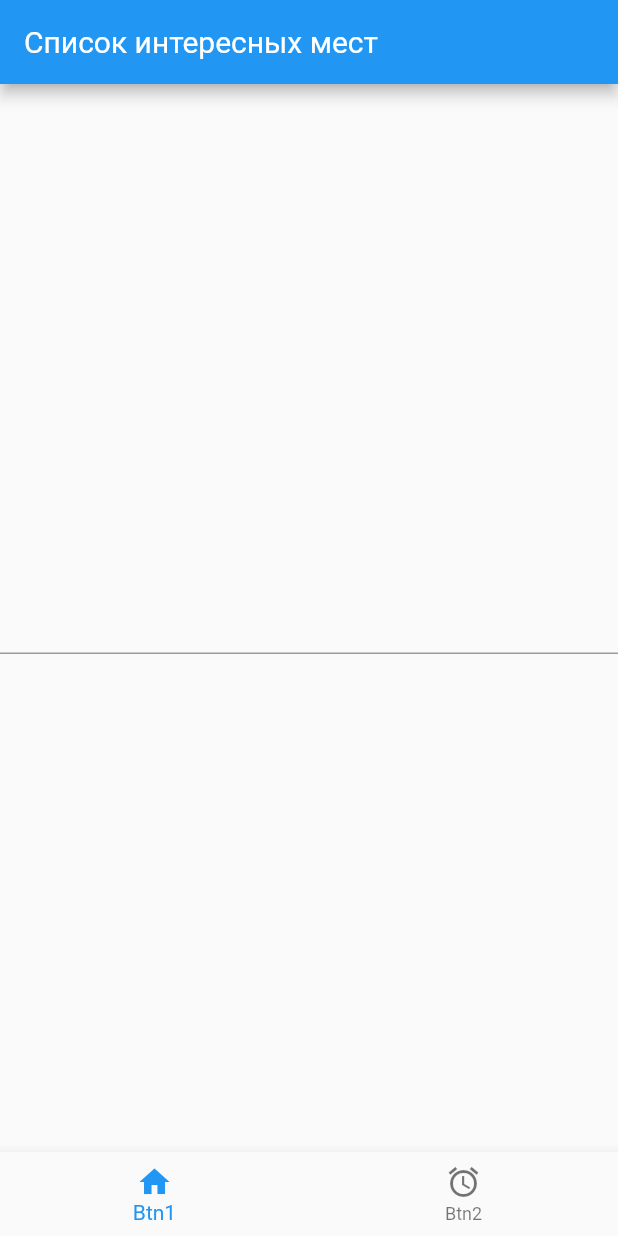
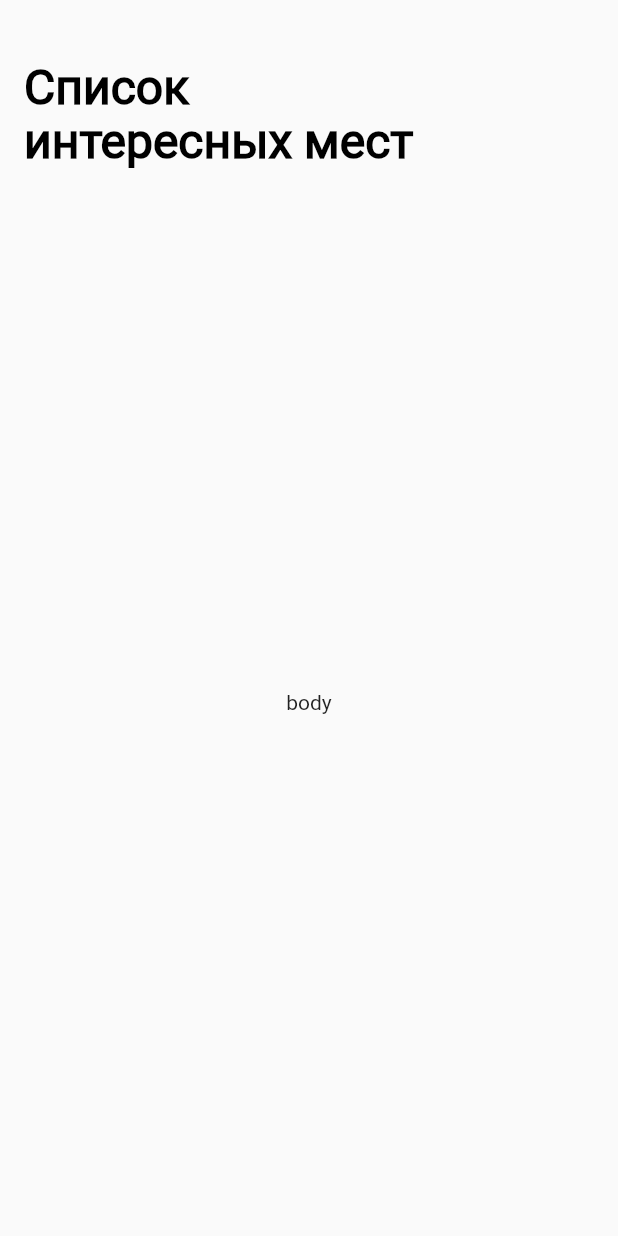
Before and after one commit to zolern/surf-flutter-course-topalov, a Flutter app: the screen it shows after launch, on a phone screen of 412 x 824 dp. Run offline on Flutter 3.47's test engine with Material 2 defaults, Android fonts, the phone set to English and light mode, and no system bars; Roboto replaces fonts that are missing (RobotoRegular).

Commit message:
4.4.1 Styling AppBar

```diff
--- a/places/lib/ui/screen/sight_list_screen.dart
+++ b/places/lib/ui/screen/sight_list_screen.dart
@@ -3,7 +3,8 @@ import 'package:flutter/material.dart';
 class SightListScreen extends StatefulWidget {
   SightListScreen({Key key}) : super(key: key);
 
-  final String title = "Список интересных мест";
+  final String title = "Список\nинтересных мест";
+  final double paddingTop = 40.0;
 
   @override
   _SightListScreenState createState() => _SightListScreenState();
@@ -14,16 +15,27 @@ class _SightListScreenState extends State<SightListScreen> {
   Widget build(BuildContext context) {
     return Scaffold(
       appBar: AppBar(
-        title: Text(widget.title),
+        backgroundColor: Colors.transparent,
+        elevation: 0.0,
+        shadowColor: Colors.transparent,
+        title: Padding(
+          child: Text(
+            widget.title,
+            style: TextStyle(
+                color: Colors.black,
+                fontFamily: "RobotoRegular",
+                fontSize: 32.0,
+                fontWeight: FontWeight.w700,
+                height: 1.125),
+            textAlign: TextAlign.left,
+            overflow: TextOverflow.ellipsis,
+          ),
+          padding: EdgeInsets.fromLTRB(0, widget.paddingTop, 0, 0.0),
+        ),
+        toolbarHeight: 72.0 + widget.paddingTop,
       ),
       resizeToAvoidBottomInset: false,
-      body: Center(child: TextField()),
-      bottomNavigationBar: BottomNavigationBar(
-        items: [
-          BottomNavigationBarItem(icon: Icon(Icons.home), label: 'Btn1'),
-          BottomNavigationBarItem(icon: Icon(Icons.alarm), label: 'Btn2')
-        ],
-      ),
+      body: Center(child: Text('body')),
     );
   }
 }
```
